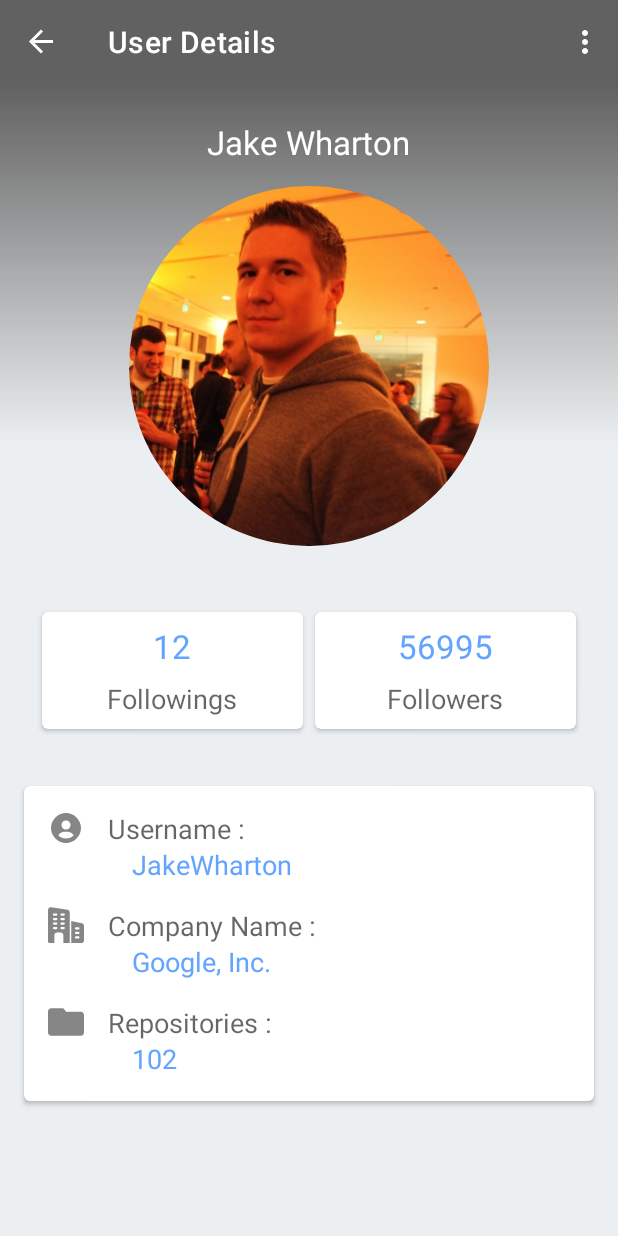
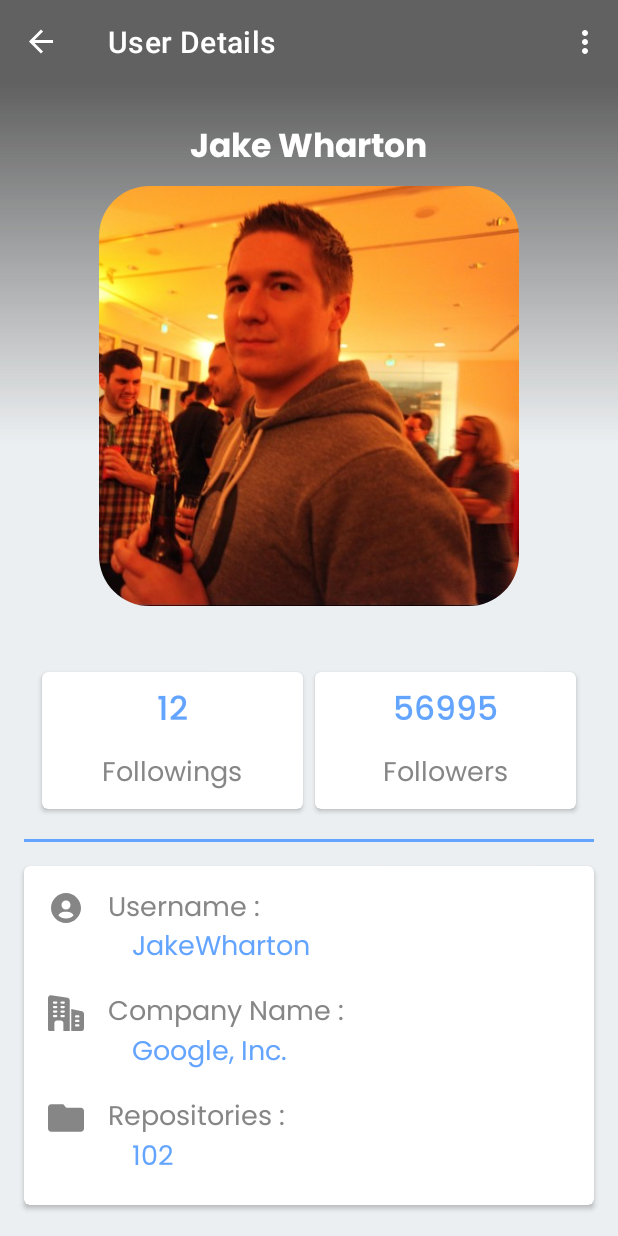
Before and after one commit to rllyhz/github-user-app, an Android app: the screen it shows after launch (MainActivity), after a tap on "Jake Wharton", on a phone screen of 412 x 824 dp. Run offline under Robolectric (Android 15) with nearby library versions, the phone set to English and light mode, and no system bars; our stand-ins replace navigation-ui.

Commit message:
[REFACTORING] - Updating User Detail UI and the layouts related to it

```diff
--- a/app/src/main/java/id/rllyhz/githubuser/adapter/UserListAdapter.kt
+++ b/app/src/main/java/id/rllyhz/githubuser/adapter/UserListAdapter.kt
@@ -120,7 +120,8 @@ class UserListAdapter : RecyclerView.Adapter<UserListAdapter.UserListViewHolder>
         }
 
         override fun publishResults(p0: CharSequence?, results: FilterResults?) {
-            differ.submitList(results?.values as MutableList<User>)
+            val users = results?.values as List<User>
+            differ.submitList(users)
         }
     }
 
--- a/app/src/main/res/layout/item_user.xml
+++ b/app/src/main/res/layout/item_user.xml
@@ -29,7 +29,7 @@
 
         <com.google.android.material.textview.MaterialTextView
             android:id="@+id/tv_item_user_name"
-            style="@style/ItemUserLarge"
+            style="@style/ItemUserTextLarge"
             android:layout_width="wrap_content"
             android:layout_height="wrap_content"
             android:layout_marginStart="16dp"
@@ -40,7 +40,7 @@
 
         <com.google.android.material.textview.MaterialTextView
             android:id="@+id/tv_item_user_username"
-            style="@style/ItemUserSmall"
+            style="@style/ItemUserTextSmall"
             android:layout_width="wrap_content"
             android:layout_height="wrap_content"
             android:textColor="@color/grey"
@@ -60,7 +60,7 @@
 
         <com.google.android.material.textview.MaterialTextView
             android:id="@+id/mtv_item_user_company_name"
-            style="@style/ItemUserSmall.Ellipsize"
+            style="@style/ItemUserTextSmall.Ellipsize"
             android:layout_width="wrap_content"
             android:layout_height="wrap_content"
             android:layout_marginStart="8dp"
--- a/app/src/main/res/layout/user_detail_fragment.xml
+++ b/app/src/main/res/layout/user_detail_fragment.xml
@@ -37,7 +37,7 @@
 
             <com.google.android.material.textview.MaterialTextView
                 android:id="@+id/mtv_user_detail_name"
-                style="@style/TextAppearance.AppCompat.Large"
+                style="@style/UserDetailTextLarge"
                 android:layout_width="wrap_content"
                 android:layout_height="wrap_content"
                 android:layout_gravity="center_horizontal"
@@ -48,13 +48,13 @@
 
             <com.google.android.material.imageview.ShapeableImageView
                 android:id="@+id/siv_user_detail_avatar"
-                android:layout_width="240dp"
-                android:layout_height="240dp"
+                android:layout_width="@dimen/user_detail_avatar_size"
+                android:layout_height="@dimen/user_detail_avatar_size"
                 android:layout_gravity="center_horizontal"
                 android:layout_marginTop="68dp"
                 android:contentDescription="@string/content_description_image"
                 android:transitionName="@string/transition_name_item_user_avatar"
-                app:shapeAppearanceOverlay="@style/ShapeableImageCircular"
+                app:shapeAppearanceOverlay="@style/ShapeableImageRounded"
                 tools:srcCompat="@drawable/user1" />
 
         </FrameLayout>
@@ -75,8 +75,6 @@
                 android:layout_height="wrap_content"
                 android:layout_margin="4dp"
                 android:layout_weight="1"
-                android:clickable="true"
-                android:focusable="true"
                 app:cardElevation="2dp">
 
                 <LinearLayout
@@ -88,7 +86,7 @@
 
                     <com.google.android.material.textview.MaterialTextView
                         android:id="@+id/mtv_user_detail_total_followings"
-                        style="@style/TextAppearance.AppCompat.Large"
+                        style="@style/UserDetailBadgeTextMedium"
                         android:layout_width="wrap_content"
                         android:layout_height="wrap_content"
                         android:layout_marginBottom="8dp"
@@ -96,7 +94,7 @@
                         tools:text="@string/user_detail_followings_count_text" />
 
                     <com.google.android.material.textview.MaterialTextView
-                        style="@style/TextAppearance.AppCompat.Medium"
+                        style="@style/UserDetailBadgeTextRegular"
                         android:layout_width="wrap_content"
                         android:layout_height="wrap_content"
                         android:text="@string/user_detail_followings_label" />
@@ -123,7 +121,7 @@
 
                     <com.google.android.material.textview.MaterialTextView
                         android:id="@+id/mtv_user_detail_total_followers"
-                        style="@style/TextAppearance.AppCompat.Large"
+                        style="@style/UserDetailBadgeTextMedium"
                         android:layout_width="wrap_content"
                         android:layout_height="wrap_content"
                         android:layout_marginBottom="8dp"
@@ -131,7 +129,7 @@
                         tools:text="@string/user_detail_followers_count_text" />
 
                     <com.google.android.material.textview.MaterialTextView
-                        style="@style/TextAppearance.AppCompat.Medium"
+                        style="@style/UserDetailBadgeTextRegular"
                         android:layout_width="wrap_content"
                         android:layout_height="wrap_content"
                         android:text="@string/user_detail_followers_label" />
@@ -148,6 +146,7 @@
             android:layout_height="2dp"
             android:layout_marginHorizontal="16dp"
             android:layout_marginTop="8dp"
+            android:background="?attr/colorSecondary"
             app:layout_constraintEnd_toEndOf="parent"
             app:layout_constraintStart_toStartOf="parent"
             app:layout_constraintTop_toBottomOf="@id/ll_user_detail_followers_followings_container" />
@@ -180,7 +179,7 @@
 
                 <com.google.android.material.textview.MaterialTextView
                     android:id="@+id/mtv_user_detail_username_label"
-                    style="@style/TextAppearance.AppCompat.Medium"
+                    style="@style/UserDetailCardTextRegular"
                     android:layout_width="wrap_content"
                     android:layout_height="wrap_content"
                     android:layout_marginStart="16dp"
@@ -191,7 +190,7 @@
 
                 <com.google.android.material.textview.MaterialTextView
                     android:id="@+id/mtv_user_detail_username"
-                    style="@style/TextAppearance.AppCompat.Medium"
+                    style="@style/UserDetailCardTextRegular.Colored"
                     android:layout_width="wrap_content"
                     android:layout_height="wrap_content"
                     android:layout_marginStart="16dp"
@@ -212,7 +211,7 @@
 
                 <com.google.android.material.textview.MaterialTextView
                     android:id="@+id/mtv_user_detail_company_name_label"
-                    style="@style/TextAppearance.AppCompat.Medium"
+                    style="@style/UserDetailCardTextRegular"
                     android:layout_width="wrap_content"
                     android:layout_height="wrap_content"
                     android:layout_marginStart="16dp"
@@ -223,7 +222,7 @@
 
                 <com.google.android.material.textview.MaterialTextView
                     android:id="@+id/mtv_user_detail_company_name"
-                    style="@style/TextAppearance.AppCompat.Medium"
+                    style="@style/UserDetailCardTextRegular.Colored"
                     android:layout_width="wrap_content"
                     android:layout_height="wrap_content"
                     android:layout_marginStart="16dp"
@@ -248,7 +247,7 @@
 
                 <com.google.android.material.textview.MaterialTextView
                     android:id="@+id/mtv_user_detail_repository_count_label"
-                    style="@style/TextAppearance.AppCompat.Medium"
+                    style="@style/UserDetailCardTextRegular"
                     android:layout_width="wrap_content"
                     android:layout_height="wrap_content"
                     android:layout_marginStart="16dp"
@@ -259,7 +258,7 @@
 
                 <com.google.android.material.textview.MaterialTextView
                     android:id="@+id/mtv_user_detail_repository_count"
-                    style="@style/TextAppearance.AppCompat.Medium"
+                    style="@style/UserDetailCardTextRegular.Colored"
                     android:layout_width="wrap_content"
                     android:layout_height="wrap_content"
                     android:layout_marginStart="16dp"
--- a/app/src/main/res/values/dimens.xml
+++ b/app/src/main/res/values/dimens.xml
@@ -3,5 +3,6 @@
     <dimen name="item_user_avatar_size">80dp</dimen>
     <dimen name="item_user_icon_size">16dp</dimen>
 
+    <dimen name="user_detail_avatar_size">280dp</dimen>
     <dimen name="user_detail_icon_size">24dp</dimen>
 </resources>
--- a/app/src/main/res/values/types_image.xml
+++ b/app/src/main/res/values/types_image.xml
@@ -4,4 +4,8 @@
     <style name="ShapeableImageCircular">
         <item name="cornerSize">50%</item>
     </style>
+
+    <style name="ShapeableImageRounded">
+        <item name="cornerSize">12%</item>
+    </style>
 </resources>
--- a/app/src/main/res/values/types_text.xml
+++ b/app/src/main/res/values/types_text.xml
@@ -15,19 +15,42 @@
         <item name="android:textColor">@color/white</item>
     </style>
 
-    <style name="ItemUserLarge" parent="TextAppearance.AppCompat.Large">
+    <style name="ItemUserTextLarge" parent="TextAppearance.AppCompat.Large">
         <item name="android:fontFamily">@font/poppins_medium</item>
     </style>
 
-    <style name="ItemUserSmall" parent="TextAppearance.AppCompat.Small">
+    <style name="ItemUserTextSmall" parent="TextAppearance.AppCompat.Small">
         <item name="android:fontFamily">@font/poppins_regular</item>
     </style>
 
-    <style name="ItemUserSmall.Ellipsize">
+    <style name="ItemUserTextSmall.Ellipsize">
         <item name="android:ellipsize">end</item>
         <item name="android:maxLines">1</item>
         <item name="android:gravity">start</item>
         <item name="android:maxWidth">174dp</item>
         <item name="android:textColor">@color/grey</item>
     </style>
+
+    <style name="UserDetailTextLarge" parent="TextAppearance.AppCompat.Large">
+        <item name="android:fontFamily">@font/poppins_bold</item>
+    </style>
+
+    <style name="UserDetailBadgeTextMedium" parent="TextAppearance.AppCompat.Large">
+        <item name="android:textColor">?attr/colorSecondary</item>
+        <item name="android:fontFamily">@font/poppins_medium</item>
+    </style>
+
+    <style name="UserDetailBadgeTextRegular" parent="TextAppearance.AppCompat.Medium">
+        <item name="android:textColor">@color/grey</item>
+        <item name="android:fontFamily">@font/poppins_regular</item>
+    </style>
+
+    <style name="UserDetailCardTextRegular" parent="TextAppearance.AppCompat.Medium">
+        <item name="android:textColor">@color/grey</item>
+        <item name="android:fontFamily">@font/poppins_regular</item>
+    </style>
+
+    <style name="UserDetailCardTextRegular.Colored" >
+        <item name="android:textColor">?attr/colorSecondary</item>
+    </style>
 </resources>
```
